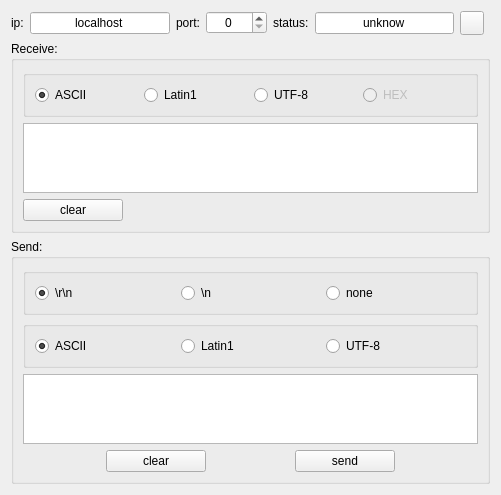
First picture: the form in client.ui, repository verbkinm/Tcp_Udp_servers_and_clients, before the edit.
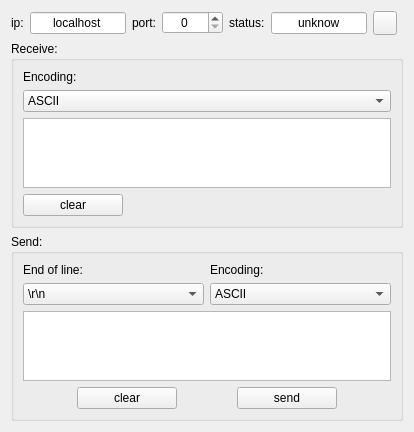
Second picture: the form after the edit. Icons and pictures are not drawn.

Commit message: 0.1.3 1. добавлены сигналы некоторых сетевых ошибок 2. изменены элементы интерфейса

```diff
--- a/client.ui
+++ b/client.ui
@@ -6,8 +6,8 @@
    <rect>
     <x>0</x>
     <y>0</y>
-    <width>501</width>
-    <height>476</height>
+    <width>414</width>
+    <height>425</height>
    </rect>
   </property>
   <property name="windowTitle">
@@ -103,65 +103,38 @@
      </property>
      <layout class="QVBoxLayout" name="verticalLayout">
       <item>
-       <widget class="QGroupBox" name="groupBox">
-        <property name="enabled">
-         <bool>true</bool>
-        </property>
-        <property name="title">
-         <string/>
-        </property>
-        <layout class="QHBoxLayout" name="horizontalLayout">
+       <layout class="QHBoxLayout" name="horizontalLayout_9">
          <item>
-          <widget class="QRadioButton" name="radioButton_ascii_receive">
-           <property name="enabled">
-            <bool>true</bool>
-           </property>
+         <layout class="QVBoxLayout" name="verticalLayout_3">
+          <item>
+           <widget class="QLabel" name="label_5">
+            <property name="text">
+             <string>Encoding:</string>
+            </property>
+           </widget>
+          </item>
+          <item>
+           <widget class="QComboBox" name="encodingRX">
+            <item>
            <property name="text">
             <string>ASCII</string>
            </property>
-           <property name="checked">
-            <bool>true</bool>
-           </property>
-          </widget>
          </item>
          <item>
-          <widget class="QRadioButton" name="radioButton_latin1_receive">
-           <property name="enabled">
-            <bool>true</bool>
-           </property>
            <property name="text">
             <string>Latin1</string>
            </property>
-           <property name="checked">
-            <bool>false</bool>
-           </property>
-          </widget>
          </item>
          <item>
-          <widget class="QRadioButton" name="radioButton_UTF8_receive">
-           <property name="enabled">
-            <bool>true</bool>
-           </property>
            <property name="text">
             <string>UTF-8</string>
            </property>
-           <property name="checked">
-            <bool>false</bool>
-           </property>
-          </widget>
-         </item>
-         <item>
-          <widget class="QRadioButton" name="radioButton_hex_receive">
-           <property name="enabled">
-            <bool>false</bool>
-           </property>
-           <property name="text">
-            <string>HEX</string>
-           </property>
+            </item>
           </widget>
          </item>
         </layout>
-       </widget>
+        </item>
+       </layout>
       </item>
       <item>
        <widget class="QTextEdit" name="data_textEdit_receive">
@@ -193,106 +166,72 @@
      </property>
      <layout class="QVBoxLayout" name="verticalLayout_2">
       <item>
-       <widget class="QGroupBox" name="groupBox_5">
-        <property name="enabled">
-         <bool>true</bool>
-        </property>
-        <property name="title">
-         <string/>
-        </property>
-        <layout class="QHBoxLayout" name="horizontalLayout_3">
+       <layout class="QHBoxLayout" name="horizontalLayout_7">
+        <item>
+         <widget class="QLabel" name="label_2">
+          <property name="text">
+           <string>End of line:</string>
+          </property>
+         </widget>
+        </item>
          <item>
-          <widget class="QRadioButton" name="radioButton_rn">
-           <property name="enabled">
-            <bool>true</bool>
-           </property>
+         <layout class="QHBoxLayout" name="horizontalLayout_8">
+          <item>
+           <widget class="QLabel" name="label_3">
+            <property name="text">
+             <string>Encoding:</string>
+            </property>
+           </widget>
+          </item>
+         </layout>
+        </item>
+       </layout>
+      </item>
+      <item>
+       <layout class="QHBoxLayout" name="horizontalLayout_4">
+        <item>
+         <widget class="QComboBox" name="endLine">
+          <item>
            <property name="text">
             <string>\r\n</string>
            </property>
-           <property name="checked">
-            <bool>true</bool>
-           </property>
-          </widget>
          </item>
          <item>
-          <widget class="QRadioButton" name="radioButton_n">
-           <property name="enabled">
-            <bool>true</bool>
-           </property>
            <property name="text">
             <string>\n</string>
            </property>
-           <property name="checked">
-            <bool>false</bool>
-           </property>
-          </widget>
          </item>
          <item>
-          <widget class="QRadioButton" name="radioButton_none">
-           <property name="enabled">
-            <bool>true</bool>
-           </property>
            <property name="text">
             <string>none</string>
            </property>
-           <property name="checked">
-            <bool>false</bool>
-           </property>
-          </widget>
-         </item>
-        </layout>
+          </item>
        </widget>
       </item>
       <item>
-       <widget class="QGroupBox" name="groupBox_4">
-        <property name="enabled">
-         <bool>true</bool>
-        </property>
-        <property name="title">
-         <string/>
-        </property>
-        <layout class="QHBoxLayout" name="horizontalLayout_2">
+         <layout class="QHBoxLayout" name="horizontalLayout_6">
          <item>
-          <widget class="QRadioButton" name="radioButton_ascii_send">
-           <property name="enabled">
-            <bool>true</bool>
-           </property>
+           <widget class="QComboBox" name="encodingTX">
+            <item>
            <property name="text">
             <string>ASCII</string>
            </property>
-           <property name="checked">
-            <bool>true</bool>
-           </property>
-          </widget>
          </item>
          <item>
-          <widget class="QRadioButton" name="radioButton_latin1_send">
-           <property name="enabled">
-            <bool>true</bool>
-           </property>
            <property name="text">
             <string>Latin1</string>
            </property>
-           <property name="checked">
-            <bool>false</bool>
-           </property>
-          </widget>
          </item>
          <item>
-          <widget class="QRadioButton" name="radioButton_UTF8_send">
-           <property name="enabled">
-            <bool>true</bool>
-           </property>
            <property name="text">
             <string>UTF-8</string>
            </property>
-           <property name="checked">
-            <bool>false</bool>
-           </property>
+            </item>
           </widget>
          </item>
         </layout>
-       </widget>
+        </item>
+       </layout>
       </item>
       <item>
        <widget class="QTextEdit" name="data_textEdit_send">
```
Lines whose indentation alone changed are shown as unchanged. The commit also changes 5 other files.
